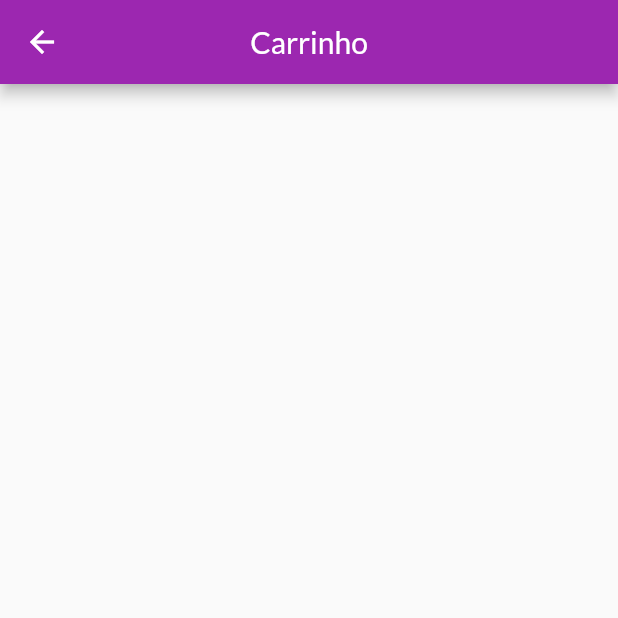
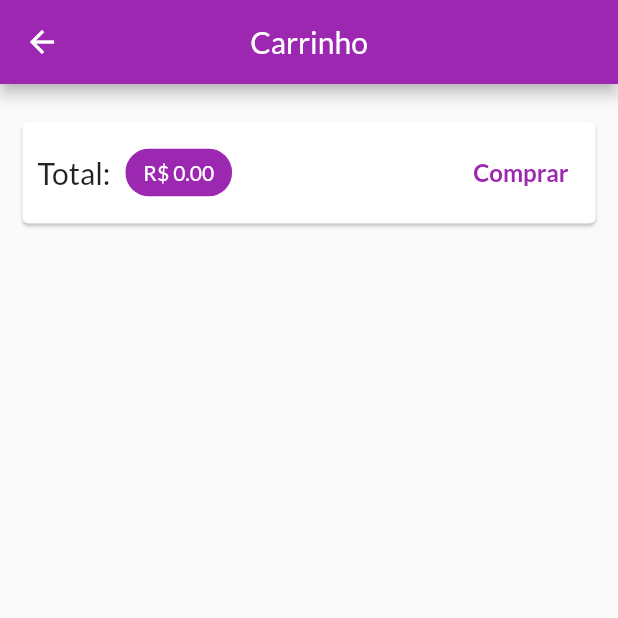
Before and after one commit to VitorPaulo21/CursoFlutter, a Flutter app: the CartScreen screen opened by its route, on a phone screen of 412 x 824 dp, the top half of it. Run offline on Flutter 3.47's test engine with Material 2 defaults, Android fonts, the light colour scheme and no system bars; our stand-ins replace auto_size_text; missing offline and left inert: flutter_device_type; network calls fail.

Commit message:
Update Shop Aula 1

```diff
--- a/shop/lib/components/badge.dart
+++ b/shop/lib/components/badge.dart
@@ -28,7 +28,7 @@ class Badge extends StatelessWidget {
                     top: 12,
                     right: 0,
                     child: CircleAvatar(
-                      radius: 6,
+                      radius: int.parse(num) > 99 ? 9 : 6,
                       foregroundColor: Colors.white,
                       child: Text(
                         num,
--- a/shop/lib/screens/cart_screen.dart
+++ b/shop/lib/screens/cart_screen.dart
@@ -1,15 +1,64 @@
 import 'package:flutter/material.dart';
+import 'package:shop/components/item_cart_widget.dart';
+import 'package:shop/models/cart.dart';
+import 'package:provider/provider.dart';
+import 'package:shop/models/cart_item.dart';
 
 class CartScreen extends StatelessWidget {
   const CartScreen({Key? key}) : super(key: key);
-
   @override
   Widget build(BuildContext context) {
+    final Cart cart = Provider.of(context);
+    final List<CartItem> item = cart.items.values.toList();
     return Scaffold(
       appBar: AppBar(
         title: const Text("Carrinho"),
         centerTitle: true,
       ),
+      body: Column(
+        children: [
+          Card(
+            margin: const EdgeInsets.symmetric(horizontal: 15, vertical: 25),
+            child: Padding(
+              padding: const EdgeInsets.all(10.0),
+              child: Row(
+                mainAxisAlignment: MainAxisAlignment.spaceBetween,
+                children: [
+                  Text(
+                    "Total:",
+                    style: Theme.of(context).textTheme.headline6,
+                  ),
+                  const SizedBox(
+                    width: 10,
+                  ),
+                  Chip(
+                    label: Text(
+                      "R\$ ${cart.totalAmount.toStringAsFixed(2)}",
+                      style: TextStyle(
+                          color: Theme.of(context).colorScheme.onPrimary),
+                    ),
+                    backgroundColor: Theme.of(context).colorScheme.primary,
+                  ),
+                  const Spacer(),
+                  TextButton(
+                      onPressed: () {},
+                      child: const Text(
+                        "Comprar",
+                        style: TextStyle(
+                            fontWeight: FontWeight.bold, fontSize: 16),
+                      )),
+                ],
+              ),
+            ),
+          ),
+          Expanded(
+            child: ListView.builder(
+              itemCount: item.length,
+              itemBuilder: (ctx, i) => ItemCartWidget(item[i]),
+            ),
+          )
+        ],
+      ),
     );
   }
 }
```
Also changed, not shown: shop/lib/components/item_cart_widget.dart (added, +143 -0 lines), shop/lib/models/cart.dart (+25 -2 lines), shop/lib/screens/product_details_screen.dart (+35 -0 lines).
